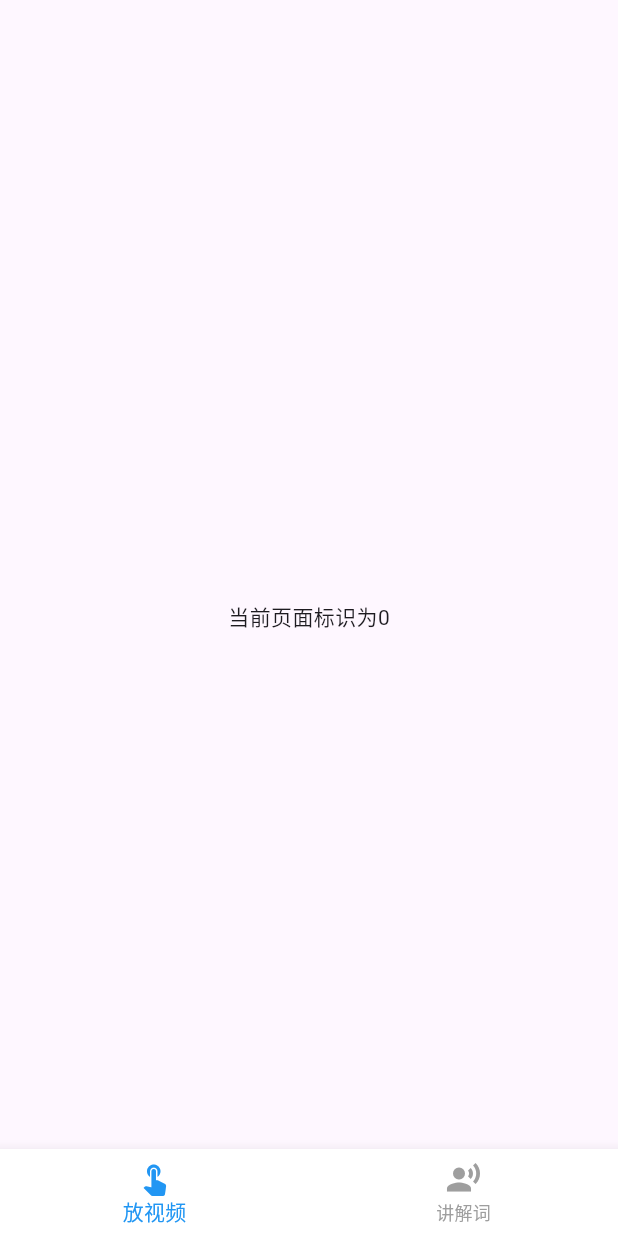
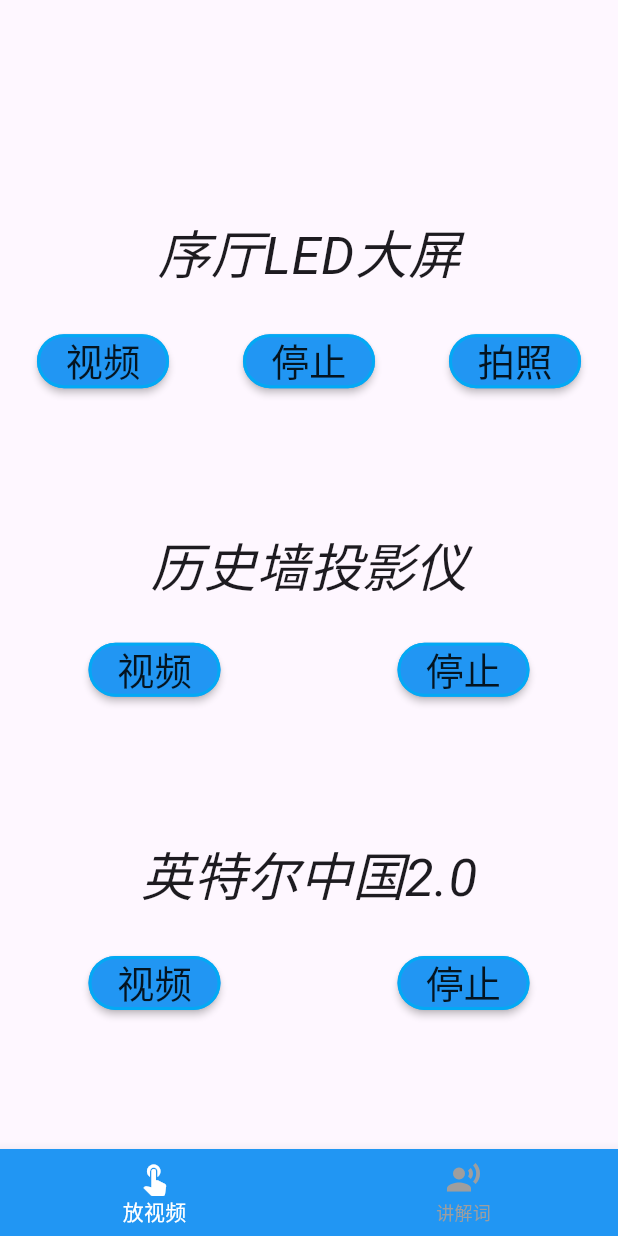
Before and after one commit to AnthonySu2018/AnthonyFlutter2, a Flutter app: the screen it shows after launch, on a phone screen of 412 x 824 dp. Run offline on Flutter 3.47's test engine with Material 3 defaults, Android fonts, the phone set to English and light mode, and no system bars.

Commit message:
Add buttons

```diff
--- a/lib/pages/HomePage.dart
+++ b/lib/pages/HomePage.dart
@@ -57,9 +57,9 @@
         ],
         type:BottomNavigationBarType.fixed,
         currentIndex: _tabIndex,
-        backgroundColor:Colors.white,
+        backgroundColor:Colors.blue,
         //fixedColor:Colors.purple,
-        selectedItemColor:Colors.blue,
+        selectedItemColor:Colors.white,
         unselectedItemColor:Colors.grey,
         iconSize:24.0,
         onTap:(index){
--- a/lib/pages/VideoPlaybackPage.dart
+++ b/lib/pages/VideoPlaybackPage.dart
@@ -22,7 +22,69 @@
 
   @override
   Widget build(BuildContext context) {
-    return Center(child: Text("当前页面标识为${widget.pageIndex}"),
+    return Column(
+      mainAxisAlignment: MainAxisAlignment.spaceEvenly,
+      children: <Widget>[
+        Column(
+
+          children: [
+          const Text("序厅LED大屏",style: TextStyle(fontSize: 35,fontStyle: FontStyle.italic),),
+          const Text(""),
+          Row(
+              mainAxisAlignment: MainAxisAlignment.spaceAround,
+              children: <Widget>[
+                MaterialButton(
+                    onPressed: (){},
+                    color: Colors.blue,shape:const StadiumBorder(side:BorderSide(width: 2,color:Colors.lightBlue)),
+                    child:const Text("视频",style: TextStyle(fontSize: 25)),),
+                MaterialButton(
+                    onPressed: (){},
+                    color: Colors.blue,shape:const StadiumBorder(side:BorderSide(width: 2,color:Colors.lightBlue)),
+                    child:const Text("停止",style: TextStyle(fontSize: 25)), ),
+                MaterialButton(
+                    onPressed: (){},
+                    color: Colors.blue,shape:const StadiumBorder(side:BorderSide(width: 2,color:Colors.lightBlue)),
+                    child:const Text("拍照",style: TextStyle(fontSize: 25)), ),
+          ]),
+        ],),
+        Column(
+
+          children: [
+          const Text("历史墙投影仪",style: TextStyle(fontSize: 35,fontStyle: FontStyle.italic),),
+          const Text(""),
+          Row(
+              mainAxisAlignment: MainAxisAlignment.spaceAround,
+              children: <Widget>[
+                MaterialButton(
+                    onPressed: (){},
+                    color: Colors.blue,shape:const StadiumBorder(side:BorderSide(width: 2,color:Colors.lightBlue)),
+                    child:const Text("视频",style: TextStyle(fontSize: 25)), ),
+                MaterialButton(
+                    onPressed: (){},
+                    color: Colors.blue,shape:const StadiumBorder(side:BorderSide(width: 2,color:Colors.lightBlue)),
+                    child:const Text("停止",style: TextStyle(fontSize: 25)), ),
+          ]),
+        ],),
+        Column(
+
+          children: [
+          const Text("英特尔中国2.0",style: TextStyle(fontSize: 35,fontStyle: FontStyle.italic),),
+          const Text(""),
+          Row(
+              mainAxisAlignment: MainAxisAlignment.spaceAround,
+              children: <Widget>[
+                MaterialButton(
+                    onPressed: (){},
+                    color: Colors.blue,shape:const StadiumBorder(side:BorderSide(width: 2,color:Colors.lightBlue)),
+                    child:const Text("视频",style: TextStyle(fontSize: 25)), ),
+                MaterialButton(
+                    onPressed: (){},
+                    color: Colors.blue,shape:const StadiumBorder(side:BorderSide(width: 2,color:Colors.lightBlue)),
+                    child:const Text("停止",style: TextStyle(fontSize: 25)), ),
+          ]),
+        ],),
+      ],
+
     );
   }
 
```
